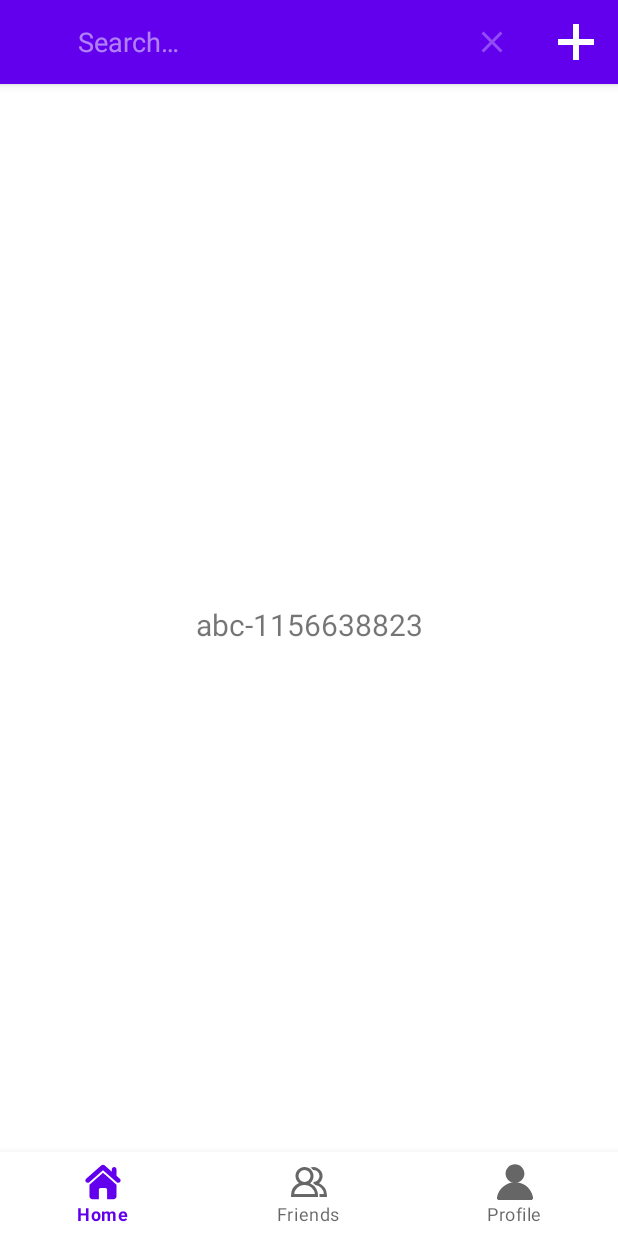
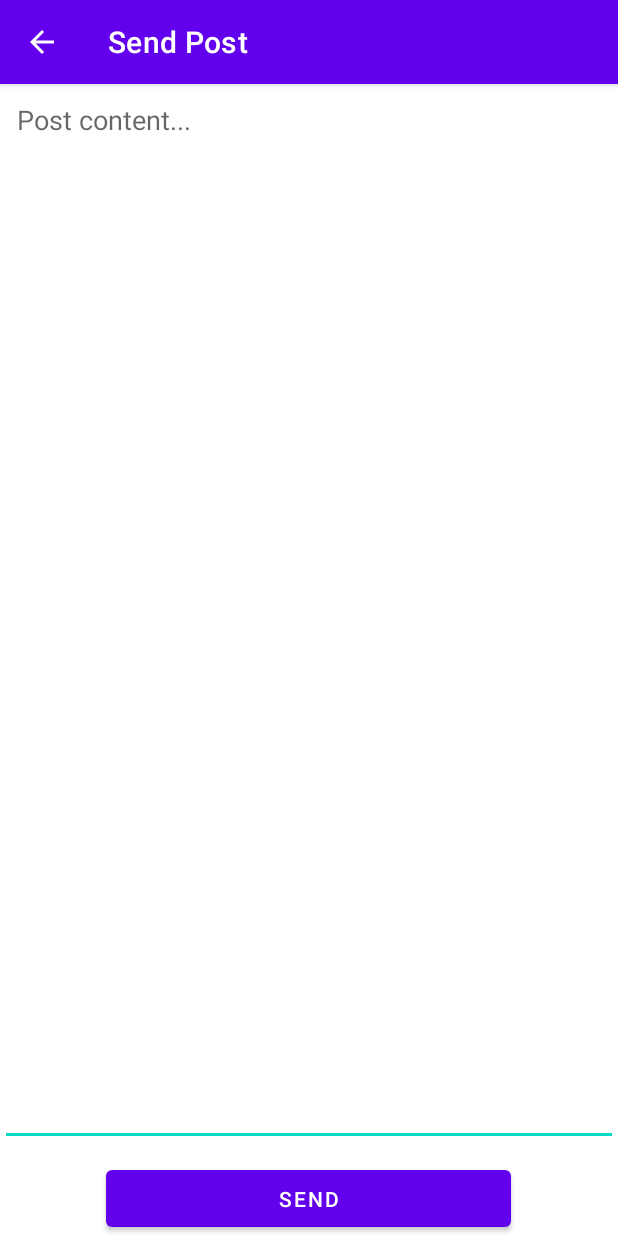
Before and after one commit to XinyuKang22/WeTok, an Android app: the AddFragment screen opened through its navigation route, after a tap on "Post", on a phone screen of 412 x 824 dp. Run offline under Robolectric (Android 15) with nearby library versions, the phone set to English and light mode, and no system bars; our stand-ins replace Firebase (no records; nobody signed in at launch, a user with empty details on screens opened directly), navigation-ui; 3 other taps on this screen came first.

Commit message:
Post UI Search

```diff
--- a/app/src/main/java/com/example/wetok/view/MainActivity.java
+++ b/app/src/main/java/com/example/wetok/view/MainActivity.java
@@ -1,10 +1,15 @@
 package com.example.wetok.view;
 
+import android.content.Intent;
 import android.os.Bundle;
 import android.view.Menu;
 import android.view.MenuItem;
-import android.widget.Toast;
 
+import androidx.activity.result.ActivityResult;
+import androidx.activity.result.ActivityResultCallback;
+import androidx.activity.result.ActivityResultLauncher;
+import androidx.activity.result.contract.ActivityResultContracts;
+import androidx.annotation.Nullable;
 import androidx.appcompat.app.AppCompatActivity;
 import androidx.navigation.NavController;
 import androidx.navigation.Navigation;
@@ -12,11 +17,12 @@ import androidx.navigation.ui.AppBarConfiguration;
 import androidx.navigation.ui.NavigationUI;
 
 import com.example.wetok.R;
+import com.example.wetok.bean.User;
 import com.google.android.material.bottomnavigation.BottomNavigationView;
 
 public class MainActivity extends AppCompatActivity {
-
-
+    public static User user;
+    ActivityResultLauncher<Intent> launcher;
     @Override
     protected void onCreate(Bundle savedInstanceState) {
         super.onCreate(savedInstanceState);
@@ -24,6 +30,7 @@ public class MainActivity extends AppCompatActivity {
         setContentView(R.layout.activity_main);
 
         BottomNavigationView navView = findViewById(R.id.nav_view);
+
 
         // Passing each menu ID as a set of Ids because each
         // menu should be considered as top level destinations.
@@ -34,23 +41,54 @@ public class MainActivity extends AppCompatActivity {
         NavigationUI.setupActionBarWithNavController(this, navController, appBarConfiguration);
         NavigationUI.setupWithNavController(navView, navController);
 
+            launcher = registerForActivityResult(new ActivityResultContracts.StartActivityForResult(), new ActivityResultCallback<ActivityResult>() {
+            @Override
+            public void onActivityResult(ActivityResult result) {
+                Intent data = result.getData();
+                int resultCode = result.getResultCode();
+            }
+        });
+
     }
 
     @Override
     public boolean onCreateOptionsMenu(Menu menu) {
         getMenuInflater().inflate(R.menu.main_menu, menu);
+        MenuItem searchItem = menu.findItem(R.id.action_search);
+        androidx.appcompat.widget.SearchView  search = (androidx.appcompat.widget.SearchView )searchItem.getActionView();
+        search.setOnQueryTextListener(new androidx.appcompat.widget.SearchView .OnQueryTextListener() {
+            @Override
+            public boolean onQueryTextSubmit(String s) {
+                Intent intent = new Intent(MainActivity.this, SearchActivity.class);
+                intent.putExtra("tag", s);
+                startActivity(intent);
+                return true;
+            }
 
+            @Override
+            public boolean onQueryTextChange(String s) {
+                return false;
+            }
+        });
         return true;
     }
 
 
     @Override
     public boolean onOptionsItemSelected(MenuItem item) {
+        if (item.getItemId() == R.id.action_add) {
+            Intent intent = new Intent(this, SendPostActivity.class);
+            intent.putExtra("user", user);
 
-        if (item.getItemId() == R.id.action_add) {
-            Toast.makeText(this, "add", Toast.LENGTH_SHORT).show();
+           launcher.launch(new Intent(this, SendPostActivity.class));
+
             return true;
         }
         return super.onOptionsItemSelected(item);
     }
+
+    @Override
+    protected void onActivityResult(int requestCode, int resultCode, @Nullable Intent data) {
+        super.onActivityResult(requestCode, resultCode, data);
+    }
 }
--- /dev/null
+++ b/app/src/main/java/com/example/wetok/view/SendPostActivity.java
@@ -0,0 +1,72 @@
+package com.example.wetok.view;
+
+import android.content.Context;
+import android.content.Intent;
+import android.os.Bundle;
+import android.util.Log;
+import android.view.MenuItem;
+import android.view.View;
+import android.widget.Button;
+import android.widget.EditText;
+import android.widget.Toast;
+
+import androidx.annotation.NonNull;
+import androidx.appcompat.app.ActionBar;
+import androidx.appcompat.app.AppCompatActivity;
+
+import com.example.wetok.R;
+import com.google.android.gms.tasks.OnCompleteListener;
+import com.google.android.gms.tasks.Task;
+import com.google.firebase.auth.AuthResult;
+import com.google.firebase.auth.FirebaseAuth;
+import com.google.firebase.auth.FirebaseUser;
+
+public class SendPostActivity extends AppCompatActivity {
+
+    private static final String TAG = "EmailPassword";
+    private Context context;
+
+
+    @Override
+    protected void onCreate(Bundle savedInstanceState) {
+        super.onCreate(savedInstanceState);
+        context = SendPostActivity.this;
+
+        setContentView(R.layout.activity_sendpost);
+
+        setTitle("Send Post");
+        Button btnSend = findViewById(R.id.btn_post_send);
+        EditText content = findViewById(R.id.post_send_content);
+
+        btnSend.setOnClickListener(new View.OnClickListener() {
+            @Override
+            public void onClick(View view) {
+                setResult(0, new Intent());
+                finish();
+            }
+        });
+
+        ActionBar actionBar = getSupportActionBar();
+        if (actionBar != null) {
+            actionBar.setHomeButtonEnabled(true);
+            actionBar.setDisplayHomeAsUpEnabled(true);
+        }
+
+    }
+
+    @Override
+    protected void onDestroy() {
+        super.onDestroy();
+    }
+
+    @Override
+    public boolean onOptionsItemSelected(MenuItem item) {
+        switch (item.getItemId()) {
+            case android.R.id.home:
+                this.finish();
+                return true;
+        }
+        return super.onOptionsItemSelected(item);
+    }
+
+}
--- a/app/src/main/java/com/example/wetok/view/add/AddFragment.java
+++ b/app/src/main/java/com/example/wetok/view/add/AddFragment.java
@@ -10,41 +10,19 @@ import androidx.annotation.NonNull;
 import androidx.fragment.app.Fragment;
 
 import com.example.wetok.R;
+import com.example.wetok.view.home.HomeFragment;
 
 import java.util.Random;
 
-public class AddFragment extends Fragment {
+public class AddFragment extends HomeFragment {
 
-//    private AddViewModel addViewModel;
-//    private FragmentAddBinding binding;
 
     public View onCreateView(@NonNull LayoutInflater inflater,
                              ViewGroup container, Bundle savedInstanceState) {
 
-        View view = getLayoutInflater().inflate(R.layout.fragment_add, container, false);
-        final TextView textView = view.findViewById(R.id.text_add);
-        textView.setText("abc" + new Random().nextInt());
-//        addViewModel =
-//                new ViewModelProvider(this).get(AddViewModel.class);
-//
-//        binding = FragmentAddBinding.inflate(inflater, container, false);
-//        View root = binding.getRoot();
-//
-//        final TextView textView = binding.textAdd;
-//        addViewModel.getText().observe(getViewLifecycleOwner(), new Observer<String>() {
-//            @Override
-//            public void onChanged(@Nullable String s) {
-//                textView.setText(s);
-//            }
-//        });
-//        System.out.println(1);
-//        return root;
+        View view = super.onCreateView(inflater, container, savedInstanceState);
         return view;
     }
 
-    @Override
-    public void onDestroyView() {
-        super.onDestroyView();
-//        binding = null;
-    }
+
 }
--- /dev/null
+++ b/app/src/main/java/com/example/wetok/view/home/MyLinearLayout.java
@@ -0,0 +1,101 @@
+package com.example.wetok.view.home;
+
+import android.content.Context;
+import android.util.AttributeSet;
+import android.view.View;
+import android.widget.LinearLayout;
+
+import java.util.Hashtable;
+
+// reference: https://blog.csdn.net/u013836857/article/details/70885446
+public class MyLinearLayout extends LinearLayout {
+    int mLeft, mRight, mTop, mBottom;
+    Hashtable map = new Hashtable();
+
+    public MyLinearLayout(Context context) {
+        super(context);
+    }
+
+    public MyLinearLayout(Context context, int horizontalSpacing, int verticalSpacing) {
+        super(context);
+    }
+
+    public MyLinearLayout(Context context, AttributeSet attrs) {
+        super(context, attrs);
+    }
+
+    @Override
+    protected void onMeasure(int widthMeasureSpec, int heightMeasureSpec) {
+
+        int mWidth = MeasureSpec.getSize(widthMeasureSpec);
+        int mCount = getChildCount();
+        int mX = 0;
+        int mY = 0;
+        mLeft = 0;
+        mRight = 0;
+        mTop = 5;
+        mBottom = 0;
+
+        int j = 0;
+
+        View lastview = null;
+        for (int i = 0; i < mCount; i++) {
+            final View child = getChildAt(i);
+
+            child.measure(MeasureSpec.UNSPECIFIED, MeasureSpec.UNSPECIFIED);
+            int childw = child.getMeasuredWidth();
+            int childh = child.getMeasuredHeight();
+            mX += childw;
+
+            Position position = new Position();
+            mLeft = getPosition(i - j, i);
+            mRight = mLeft + child.getMeasuredWidth();
+            if (mX >= mWidth) {
+                mX = childw;
+                mY += childh;
+                j = i;
+                mLeft = 25;
+                mRight = mLeft + child.getMeasuredWidth();
+                mTop = mY + 5;
+            }
+            mBottom = mTop + child.getMeasuredHeight();
+            mY = mTop;
+            position.left = mLeft;
+            position.top = mTop + 5;
+            position.right = mRight;
+            position.bottom = mBottom;
+            map.put(child, position);
+        }
+        setMeasuredDimension(mWidth, mBottom);
+    }
+
+    @Override
+    protected LayoutParams generateDefaultLayoutParams() {
+        return new LayoutParams(0, 0);
+    }
+
+    @Override
+    protected void onLayout(boolean changed, int l, int t, int r, int b) {
+
+        int count = getChildCount();
+        for (int i = 0; i < count; i++) {
+            View child = getChildAt(i);
+            Position pos = (Position) map.get(child);
+            if (pos != null) {
+                child.layout(pos.left, pos.top, pos.right, pos.bottom);
+            } else {
+            }
+        }
+    }
+
+    private class Position {
+        int left, top, right, bottom;
+    }
+
+    public int getPosition(int IndexInRow, int childIndex) {
+        if (IndexInRow > 0) {
+            return getPosition(IndexInRow - 1, childIndex - 1) + getChildAt(childIndex - 1).getMeasuredWidth() + 5;
+        }
+        return getPaddingLeft();
+    }
+}
--- a/app/src/main/java/com/example/wetok/view/home/PostAdapter.java
+++ b/app/src/main/java/com/example/wetok/view/home/PostAdapter.java
@@ -18,6 +18,7 @@ import androidx.annotation.NonNull;
 import com.example.wetok.R;
 import com.example.wetok.bean.Post;
 import com.example.wetok.view.ProfileActivity;
+import com.example.wetok.view.SearchActivity;
 
 import java.util.List;
 
@@ -34,18 +35,20 @@ public class PostAdapter extends ArrayAdapter<Post> {
         Post post = getItem(position);
         View view;
         ViewHolder viewHolder;
-        if (convertView == null) {
+        // if (convertView == null) {
         view = LayoutInflater.from(getContext()).inflate(resourceId, parent, false);
         TextView likeButton = view.findViewById(R.id.list_post_like);
         likeButton.setOnClickListener(e -> {
             paddingPicture(likeButton, R.drawable.ic_like_gray);
-                likeButton.setText("122");
+            likeButton.setText("1" + position);
         });
         TextView subButton = view.findViewById(R.id.list_post_btn_sub);
         subButton.setOnClickListener(e -> {
             paddingPicture(subButton, R.drawable.ic_subscribe_gray);
-                subButton.setText("22");
+            subButton.setText("1" + position);
         });
+        subButton.setText("" + position);
+        likeButton.setText("" + position);
         paddingPicture(likeButton, R.drawable.ic_like);
         paddingPicture(subButton, R.drawable.ic_subscribe);
         viewHolder = new ViewHolder();
@@ -68,7 +71,7 @@ public class PostAdapter extends ArrayAdapter<Post> {
         viewHolder.username.setText(post.user.name);
         viewHolder.content.setText(post.content);
         LinearLayout.LayoutParams layoutParams = new LinearLayout.LayoutParams(ViewGroup.LayoutParams.WRAP_CONTENT, ViewGroup.LayoutParams.WRAP_CONTENT);
-            for(int i=0; i<5; i++) {
+        for (int i = 0; i < 5; i++) {
             TextView tv = new TextView(getContext(), null);
             tv.setPadding(28, 0, 28, 5);
             tv.setHeight(32);
@@ -76,13 +79,20 @@ public class PostAdapter extends ArrayAdapter<Post> {
             tv.setSingleLine();
             tv.setBackgroundResource(R.drawable.round_corner);
             tv.setLayoutParams(layoutParams);
+
+            tv.setOnClickListener(e -> {
+                Intent intent = new Intent(getContext(), SearchActivity.class);
+                intent.putExtra("tag", tv.getText());
+                getContext().startActivity(intent);
+            });
             viewHolder.tags.addView(tv, layoutParams);
         }
         view.setPadding(0, 40, 0, 0);
-        } else {
-            view = convertView;
-            viewHolder = (ViewHolder) view.getTag();
-        }
+//    } else {
+//            view = convertView;
+//            viewHolder = (ViewHolder) view.getTag();
+//        }
+//
         return view;
     }
 
--- /dev/null
+++ b/app/src/main/res/layout/activity_sendpost.xml
@@ -0,0 +1,31 @@
+<?xml version="1.0" encoding="utf-8"?>
+<LinearLayout xmlns:android="http://schemas.android.com/apk/res/android"
+    xmlns:app="http://schemas.android.com/apk/res-auto"
+    xmlns:tools="http://schemas.android.com/tools"
+    android:layout_width="match_parent"
+    android:layout_height="match_parent"
+    android:orientation="vertical"
+    tools:context=".view.SendPostActivity">
+
+    <EditText
+        android:id="@+id/post_send_content"
+        android:layout_width="match_parent"
+        android:layout_height="match_parent"
+        android:maxLines="20"
+        android:minLines="10"
+        android:layout_weight="1"
+        android:hint="Post content..."
+        android:gravity="top"
+        android:padding="5pt"
+        android:scrollbars="vertical" />
+
+    <Button
+        android:id="@+id/btn_post_send"
+        android:layout_width="270dp"
+        android:layout_height="50dp"
+        android:layout_gravity="center"
+        android:layout_marginTop="10dp"
+        android:text="Send" />
+
+
+</LinearLayout>
--- a/app/src/main/res/layout/fragment_home.xml
+++ b/app/src/main/res/layout/fragment_home.xml
@@ -6,7 +6,7 @@
     android:layout_height="match_parent"
     android:orientation="vertical"
     android:background="@color/browser_actions_bg_grey"
-    tools:context=".view.home.HomeFragment">
+    >
     <!--
         <EditText
             android:id="@+id/edt_search"
```
Also changed, not shown: app/src/main/AndroidManifest.xml (+12 -0 lines), app/src/main/java/com/example/wetok/view/SearchActivity.java (added, +73 -0 lines), app/src/main/java/com/example/wetok/view/home/HomeFragment.java (+23 -0 lines), app/src/main/res/layout/activity_search.xml (added, +20 -0 lines). Lines whose indentation alone changed are shown as unchanged.
